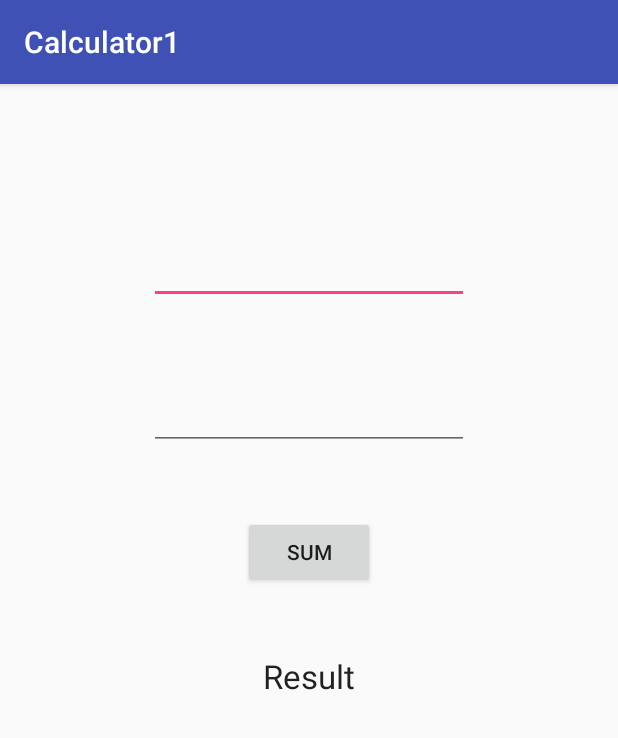
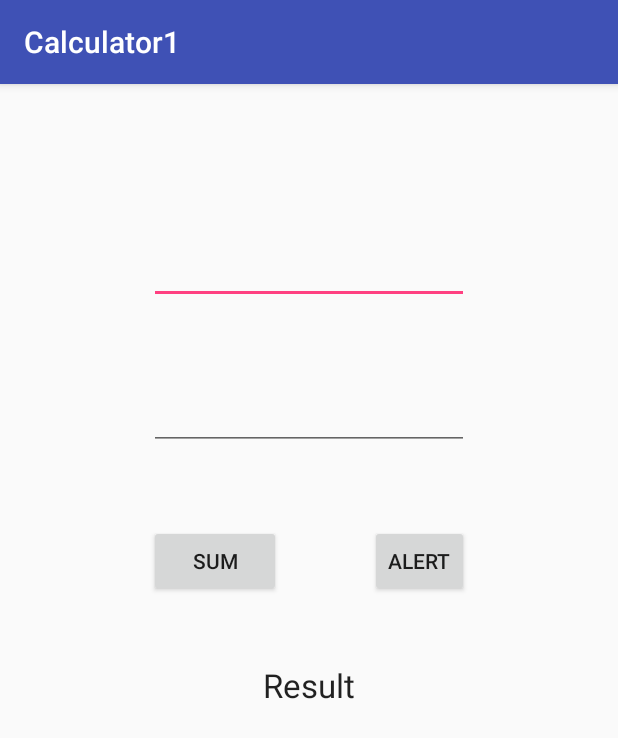
Before and after one commit to parmarravi/AndroidStudioTutorial, an Android app: the screen it shows after launch (MainActivity), on a phone screen of 412 x 824 dp. Shown: the top 738 px of the screen. Run offline under Robolectric (Android 15) with nearby library versions, the phone set to English and light mode, and no system bars; 4 statements that could not run were skipped.

Commit message:
added alert box

```diff
--- a/Calculator1/app/build.gradle
+++ b/Calculator1/app/build.gradle
@@ -23,4 +23,5 @@ dependencies {
     compile fileTree(dir: 'libs', include: ['*.jar'])
     testCompile 'junit:junit:4.12'
     compile 'com.android.support:appcompat-v7:23.4.0'
+    compile 'com.google.android.gms:play-services-appindexing:8.1.0'
 }
--- a/Calculator1/app/src/main/AndroidManifest.xml
+++ b/Calculator1/app/src/main/AndroidManifest.xml
@@ -14,7 +14,11 @@
 
                 <category android:name="android.intent.category.LAUNCHER" />
             </intent-filter>
-        </activity>
+        </activity><!-- ATTENTION: This was auto-generated to add Google Play services to your project for
+     App Indexing.  See https://g.co/AppIndexing/AndroidStudio for more information. -->
+        <meta-data
+            android:name="com.google.android.gms.version"
+            android:value="@integer/google_play_services_version" />
     </application>
 
 </manifest>
--- a/Calculator1/app/src/main/res/layout/activity_main.xml
+++ b/Calculator1/app/src/main/res/layout/activity_main.xml
@@ -7,7 +7,8 @@
     android:paddingLeft="@dimen/activity_horizontal_margin"
     android:paddingRight="@dimen/activity_horizontal_margin"
     android:paddingTop="@dimen/activity_vertical_margin"
-    tools:context="raviparmar21.blogspot.in.calculator1.MainActivity">
+    tools:context="raviparmar21.blogspot.in.calculator1.MainActivity"
+    android:onClick="onButtonClickListener">
 
     <EditText
         android:layout_width="wrap_content"
@@ -33,7 +34,7 @@
         android:layout_width="wrap_content"
         android:layout_height="wrap_content"
         android:textAppearance="?android:attr/textAppearanceLarge"
-        android:text="Result"
+        android:text="@string/result"
         android:id="@+id/Result"
         android:layout_below="@+id/CalSum"
         android:layout_centerHorizontal="true"
@@ -42,10 +43,21 @@
     <Button
         android:layout_width="wrap_content"
         android:layout_height="wrap_content"
-        android:text="Sum"
+        android:text="@string/sum"
         android:id="@+id/CalSum"
-        android:layout_marginTop="44dp"
+        android:layout_marginTop="50dp"
+        android:onClick="onClickButton"
         android:layout_below="@+id/NumField2"
-        android:layout_centerHorizontal="true"
-        android:onClick="onClickButton" />
+        android:layout_alignStart="@+id/NumField2" />
+
+    <Button
+        style="?android:attr/buttonStyleSmall"
+        android:layout_width="wrap_content"
+        android:layout_height="wrap_content"
+        android:text="@string/alert"
+        android:id="@+id/alertbox"
+        android:layout_above="@+id/Result"
+        android:layout_alignEnd="@+id/NumField2"
+        android:onClick="onButtonClickListener" />
+
 </RelativeLayout>
--- a/Calculator1/app/src/main/res/values/strings.xml
+++ b/Calculator1/app/src/main/res/values/strings.xml
@@ -1,3 +1,6 @@
 <resources>
     <string name="app_name">Calculator1</string>
+    <string name="alert">Alert</string>
+    <string name="sum">Sum</string>
+    <string name="result">Result</string>
 </resources>
```
Also changed, not shown: Calculator1/app/src/main/java/raviparmar21/blogspot/in/calculator1/MainActivity.java (+96 -3 lines).
